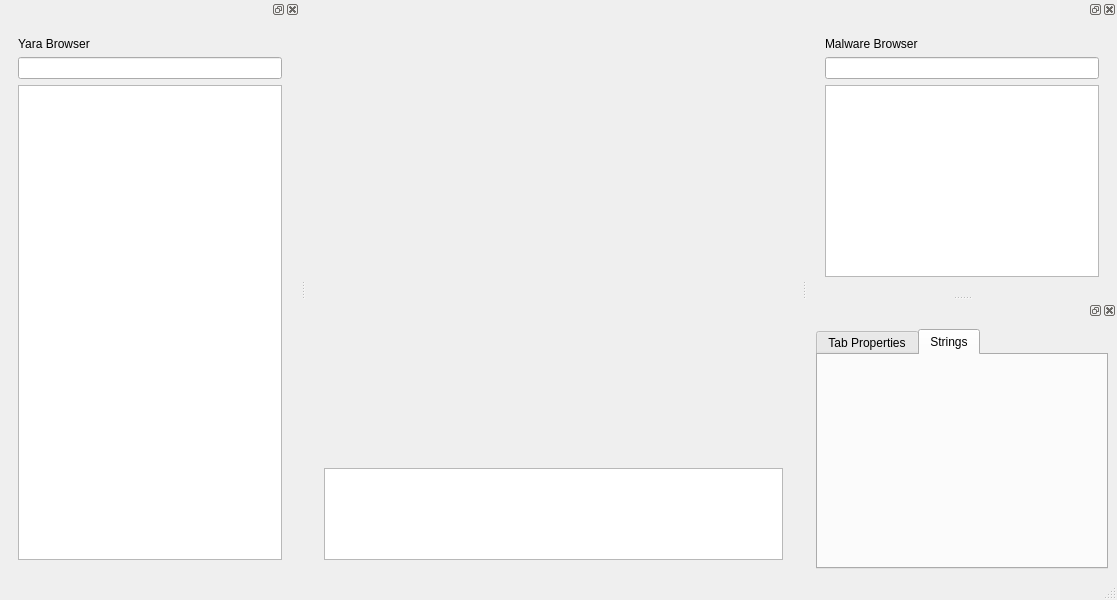
YoshiiShinoZaki/yara-editor, file yaraeditor/ui/yaraeditor.ui: the form before one commit.
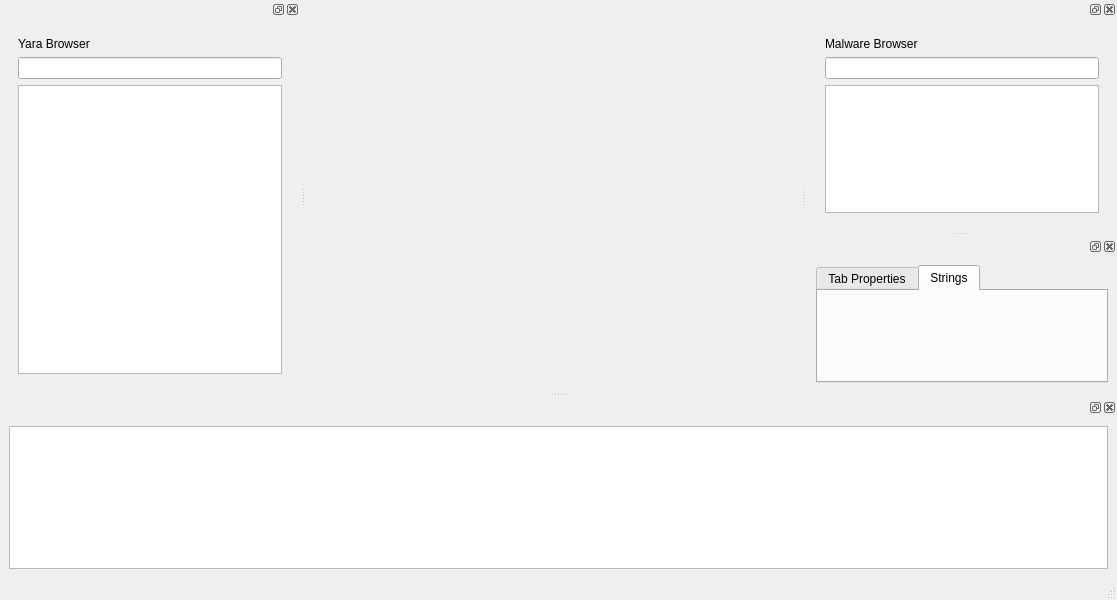
The form after the commit. Icons and pictures are not drawn.

Commit message: [add] bottom dialog box allow for up / down resizing

```diff
--- a/yaraeditor/ui/yaraeditor.ui
+++ b/yaraeditor/ui/yaraeditor.ui
@@ -28,31 +28,6 @@
       </layout>
      </widget>
     </item>
-    <item>
-     <widget class="QWidget" name="widgetOutput" native="true">
-      <property name="maximumSize">
-       <size>
-        <width>16777215</width>
-        <height>110</height>
-       </size>
-      </property>
-      <layout class="QHBoxLayout" name="horizontalLayout_2">
-       <item>
-        <widget class="QTextEdit" name="outputEdit">
-         <property name="maximumSize">
-          <size>
-           <width>16777215</width>
-           <height>100</height>
-          </size>
-         </property>
-         <property name="readOnly">
-          <bool>true</bool>
-         </property>
-        </widget>
-       </item>
-      </layout>
-     </widget>
-    </item>
    </layout>
   </widget>
   <widget class="QMenuBar" name="menubar">
@@ -223,6 +198,34 @@
     </layout>
    </widget>
   </widget>
+  <widget class="QDockWidget" name="dockWidget">
+   <attribute name="dockWidgetArea">
+    <number>8</number>
+   </attribute>
+   <widget class="QWidget" name="dockWidgetContents_3">
+    <layout class="QVBoxLayout" name="verticalLayout_9">
+     <item>
+      <widget class="QTextEdit" name="outputEdit">
+       <property name="minimumSize">
+        <size>
+         <width>0</width>
+         <height>100</height>
+        </size>
+       </property>
+       <property name="maximumSize">
+        <size>
+         <width>16777215</width>
+         <height>16777215</height>
+        </size>
+       </property>
+       <property name="readOnly">
+        <bool>true</bool>
+       </property>
+      </widget>
+     </item>
+    </layout>
+   </widget>
+  </widget>
   <action name="actionNouveau">
    <property name="icon">
     <iconset>
```
The commit also changes 2 other files.
